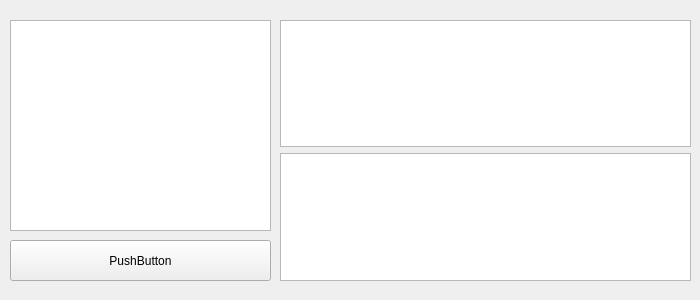
Above: moreInfo.ui from vinca0224/InpatientProgram before the change. Below: the same form after it.
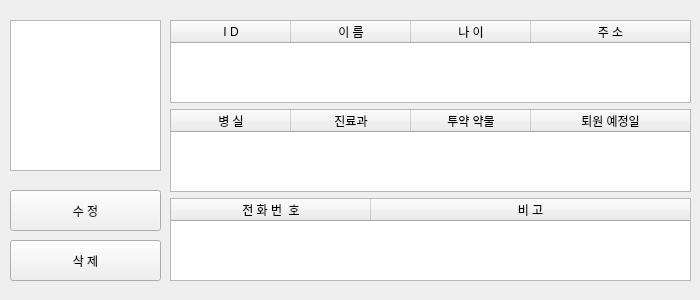
That is the form after the change.

The edit to the form file:
```diff
--- a/moreInfo.ui
+++ b/moreInfo.ui
@@ -30,26 +30,109 @@
     <rect>
      <x>10</x>
      <y>20</y>
-     <width>261</width>
-     <height>211</height>
+     <width>151</width>
+     <height>151</height>
     </rect>
    </property>
   </widget>
   <widget class="QWidget" name="verticalLayoutWidget">
    <property name="geometry">
     <rect>
-     <x>280</x>
+     <x>170</x>
      <y>20</y>
-     <width>411</width>
+     <width>521</width>
      <height>261</height>
     </rect>
    </property>
    <layout class="QVBoxLayout" name="verticalLayout">
     <item>
-     <widget class="QTableWidget" name="tableWidget"/>
+     <widget class="QTableWidget" name="tableWidget">
+      <attribute name="horizontalHeaderCascadingSectionResizes">
+       <bool>false</bool>
+      </attribute>
+      <attribute name="horizontalHeaderMinimumSectionSize">
+       <number>33</number>
+      </attribute>
+      <attribute name="horizontalHeaderDefaultSectionSize">
+       <number>120</number>
+      </attribute>
+      <attribute name="horizontalHeaderShowSortIndicator" stdset="0">
+       <bool>false</bool>
+      </attribute>
+      <attribute name="horizontalHeaderStretchLastSection">
+       <bool>true</bool>
+      </attribute>
+      <column>
+       <property name="text">
+        <string>I D</string>
+       </property>
+      </column>
+      <column>
+       <property name="text">
+        <string>이 름</string>
+       </property>
+      </column>
+      <column>
+       <property name="text">
+        <string>나 이</string>
+       </property>
+      </column>
+      <column>
+       <property name="text">
+        <string>주 소</string>
+       </property>
+      </column>
+     </widget>
     </item>
     <item>
-     <widget class="QTableWidget" name="tableWidget_2"/>
+     <widget class="QTableWidget" name="tableWidget_3">
+      <attribute name="horizontalHeaderDefaultSectionSize">
+       <number>120</number>
+      </attribute>
+      <attribute name="horizontalHeaderStretchLastSection">
+       <bool>true</bool>
+      </attribute>
+      <column>
+       <property name="text">
+        <string>병 실</string>
+       </property>
+      </column>
+      <column>
+       <property name="text">
+        <string>진료과</string>
+       </property>
+      </column>
+      <column>
+       <property name="text">
+        <string>투약 약물</string>
+       </property>
+      </column>
+      <column>
+       <property name="text">
+        <string>퇴원 예정일</string>
+       </property>
+      </column>
+     </widget>
+    </item>
+    <item>
+     <widget class="QTableWidget" name="tableWidget_2">
+      <attribute name="horizontalHeaderDefaultSectionSize">
+       <number>200</number>
+      </attribute>
+      <attribute name="horizontalHeaderStretchLastSection">
+       <bool>true</bool>
+      </attribute>
+      <column>
+       <property name="text">
+        <string>전 화 번  호</string>
+       </property>
+      </column>
+      <column>
+       <property name="text">
+        <string>비 고</string>
+       </property>
+      </column>
+     </widget>
     </item>
    </layout>
   </widget>
@@ -57,13 +140,26 @@
    <property name="geometry">
     <rect>
      <x>10</x>
+     <y>190</y>
+     <width>151</width>
+     <height>41</height>
+    </rect>
+   </property>
+   <property name="text">
+    <string>수 정</string>
+   </property>
+  </widget>
+  <widget class="QPushButton" name="pushButton_2">
+   <property name="geometry">
+    <rect>
+     <x>10</x>
      <y>240</y>
-     <width>261</width>
+     <width>151</width>
      <height>41</height>
     </rect>
    </property>
    <property name="text">
-    <string>PushButton</string>
+    <string>삭 제</string>
    </property>
   </widget>
  </widget>
```
